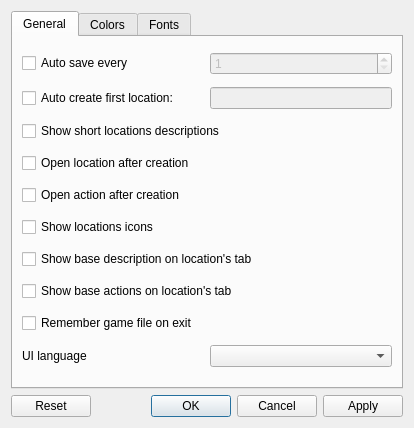
Old version of the form src/optionsdialog.ui in the repository rrockru/QtQGen.
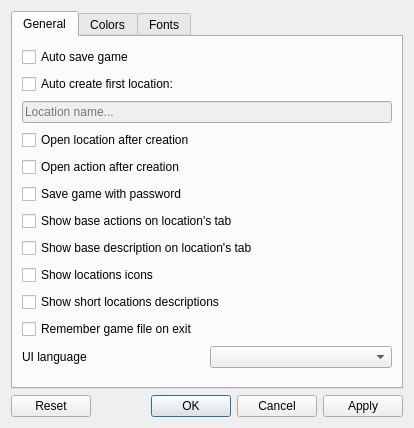
New version of the form. Custom widgets are drawn as their Qt base class.

```diff
--- a/src/optionsdialog.ui
+++ b/src/optionsdialog.ui
@@ -52,37 +52,12 @@
       </attribute>
       <layout class="QVBoxLayout" name="verticalLayout_3">
        <item>
-        <layout class="QHBoxLayout" name="horizontalLayout" stretch="1,1">
-         <item>
           <widget class="QCheckBox" name="_chkAutoSave">
            <property name="text">
-            <string>Auto save every</string>
+          <string>Auto save game</string>
            </property>
           </widget>
          </item>
-         <item>
-          <widget class="QSpinBox" name="_spnAutoSaveMin">
-           <property name="enabled">
-            <bool>false</bool>
-           </property>
-           <property name="minimum">
-            <number>1</number>
-           </property>
-           <property name="maximum">
-            <number>60</number>
-           </property>
-           <property name="value">
-            <number>1</number>
-           </property>
-          </widget>
-         </item>
-        </layout>
-       </item>
-       <item>
-        <layout class="QHBoxLayout" name="horizontalLayout_2" stretch="1,1">
-         <property name="sizeConstraint">
-          <enum>QLayout::SetDefaultConstraint</enum>
-         </property>
          <item>
           <widget class="QCheckBox" name="_chkFirstLoc">
            <property name="text">
@@ -95,14 +70,8 @@
            <property name="enabled">
             <bool>false</bool>
            </property>
-          </widget>
-         </item>
-        </layout>
-       </item>
-       <item>
-        <widget class="QCheckBox" name="_chkDescOfLoc">
-         <property name="text">
-          <string>Show short locations descriptions</string>
+         <property name="placeholderText">
+          <string>Location name...</string>
          </property>
         </widget>
        </item>
@@ -121,16 +90,9 @@
         </widget>
        </item>
        <item>
-        <widget class="QCheckBox" name="_chkOnLocActIcons">
+        <widget class="QCheckBox" name="_chkSaveGameWithPassword">
          <property name="text">
-          <string>Show locations icons</string>
-         </property>
-        </widget>
-       </item>
-       <item>
-        <widget class="QCheckBox" name="_chkLocDescVisible">
-         <property name="text">
-          <string>Show base description on location's tab</string>
+          <string>Save game with password</string>
          </property>
         </widget>
        </item>
@@ -141,6 +103,27 @@
          </property>
         </widget>
        </item>
+       <item>
+        <widget class="QCheckBox" name="_chkLocDescVisible">
+         <property name="text">
+          <string>Show base description on location's tab</string>
+         </property>
+        </widget>
+       </item>
+       <item>
+        <widget class="QCheckBox" name="_chkOnLocActIcons">
+         <property name="text">
+          <string>Show locations icons</string>
+         </property>
+        </widget>
+       </item>
+       <item>
+        <widget class="QCheckBox" name="_chkDescOfLoc">
+         <property name="text">
+          <string>Show short locations descriptions</string>
+         </property>
+        </widget>
+       </item>
        <item>
         <widget class="QCheckBox" name="_chkOpenLastGame">
          <property name="text">
```
Left out of the diff: 23 changed lines with no effect on the pictures. Lines whose indentation alone changed are shown as unchanged.
